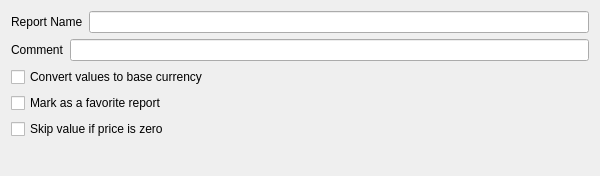
Old version of the form kmymoney/plugins/views/reports/reporttabgeneral.ui in the repository KDE/kmymoney.
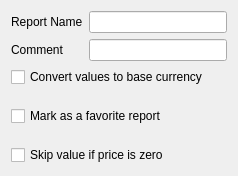
New version of the form. Custom widgets are drawn as their Qt base class.

Commit message:
In ui file of report general use grid layout
This fixes an issue that the associated widget needs to much width.

In ui file of report row/col query tab use grid layout

In ui file for report chart tab fix grid layout

In ui file for report range use vertical layout

CCBUG:518850

```diff
--- a/kmymoney/plugins/views/reports/reporttabgeneral.ui
+++ b/kmymoney/plugins/views/reports/reporttabgeneral.ui
@@ -6,7 +6,7 @@
    <rect>
     <x>0</x>
     <y>0</y>
-    <width>600</width>
+    <width>238</width>
     <height>176</height>
    </rect>
   </property>
@@ -19,50 +19,18 @@
   <property name="whatsThis">
    <string>&lt;p&gt;On this tab, you set the basic properties of this report.&lt;/p&gt;</string>
   </property>
-  <layout class="QVBoxLayout">
-   <item>
-    <layout class="QHBoxLayout">
-     <item>
-      <widget class="QLabel" name="textLabel6">
-       <property name="text">
-        <string>Report Name</string>
-       </property>
-       <property name="wordWrap">
-        <bool>false</bool>
-       </property>
-      </widget>
-     </item>
-     <item>
-      <widget class="KLineEdit" name="m_editName">
-       <property name="toolTip">
-        <string>&lt;p&gt;Choose a name for this report.&lt;/p&gt;</string>
-       </property>
-      </widget>
-     </item>
-    </layout>
+  <layout class="QGridLayout" name="gridLayout">
+   <item row="0" column="0" colspan="2">
+    <widget class="QLabel" name="textLabel6">
+     <property name="text">
+      <string>Report Name</string>
+     </property>
+     <property name="wordWrap">
+      <bool>false</bool>
+     </property>
+    </widget>
    </item>
-   <item>
-    <layout class="QHBoxLayout">
-     <item>
-      <widget class="QLabel" name="textLabel7">
-       <property name="text">
-        <string>Comment</string>
-       </property>
-       <property name="wordWrap">
-        <bool>false</bool>
-       </property>
-      </widget>
-     </item>
-     <item>
-      <widget class="KLineEdit" name="m_editComment">
-       <property name="toolTip">
-        <string>&lt;p&gt;Enter a comment to help you remember the details of this report.&lt;/p&gt;</string>
-       </property>
-      </widget>
-     </item>
-    </layout>
-   </item>
-   <item>
+   <item row="4" column="0" colspan="3">
     <widget class="QCheckBox" name="m_checkCurrency">
      <property name="toolTip">
       <string comment="Convert 'em!!">&lt;p&gt;Select this option to convert all values in the report to your base currency.&lt;/p&gt;&lt;p&gt;Leave it unchecked if you would like to see values in their original currency.&lt;/p&gt;&lt;p&gt;If currencies are not converted, then subtotals will not be shown.&lt;/p&gt;</string>
@@ -72,8 +40,14 @@
      </property>
     </widget>
    </item>
-   <item>
+   <item row="5" column="0" colspan="3">
     <widget class="QCheckBox" name="m_checkFavorite">
+     <property name="sizePolicy">
+      <sizepolicy hsizetype="Preferred" vsizetype="Preferred">
+       <horstretch>0</horstretch>
+       <verstretch>0</verstretch>
+      </sizepolicy>
+     </property>
      <property name="toolTip">
       <string>&lt;p&gt;Select this option to notate this report as one of your favorites.&lt;/p&gt;&lt;p&gt;All your favorite reports are grouped in one place on the report list for easy access.&lt;/p&gt;</string>
      </property>
@@ -82,7 +56,20 @@
      </property>
     </widget>
    </item>
-   <item>
+   <item row="1" column="2">
+    <widget class="KLineEdit" name="m_editComment">
+     <property name="sizePolicy">
+      <sizepolicy hsizetype="Expanding" vsizetype="Fixed">
+       <horstretch>0</horstretch>
+       <verstretch>0</verstretch>
+      </sizepolicy>
+     </property>
+     <property name="toolTip">
+      <string>&lt;p&gt;Enter a comment to help you remember the details of this report.&lt;/p&gt;</string>
+     </property>
+    </widget>
+   </item>
+   <item row="6" column="0" colspan="3">
     <widget class="QCheckBox" name="m_skipZero">
      <property name="toolTip">
       <string>
@@ -117,21 +104,28 @@
      </property>
     </widget>
    </item>
-   <item>
-    <spacer name="spacer15">
-     <property name="orientation">
-      <enum>Qt::Vertical</enum>
+   <item row="0" column="2">
+    <widget class="KLineEdit" name="m_editName">
+     <property name="sizePolicy">
+      <sizepolicy hsizetype="Expanding" vsizetype="Fixed">
+       <horstretch>0</horstretch>
+       <verstretch>0</verstretch>
+      </sizepolicy>
      </property>
-     <property name="sizeType">
-      <enum>QSizePolicy::Expanding</enum>
+     <property name="toolTip">
+      <string>&lt;p&gt;Choose a name for this report.&lt;/p&gt;</string>
      </property>
-     <property name="sizeHint" stdset="0">
-      <size>
-       <width>20</width>
-       <height>20</height>
-      </size>
+    </widget>
+   </item>
+   <item row="1" column="0">
+    <widget class="QLabel" name="textLabel7">
+     <property name="text">
+      <string>Comment</string>
      </property>
-    </spacer>
+     <property name="wordWrap">
+      <bool>false</bool>
+     </property>
+    </widget>
    </item>
   </layout>
  </widget>
```
The commit also changes 3 other files.
